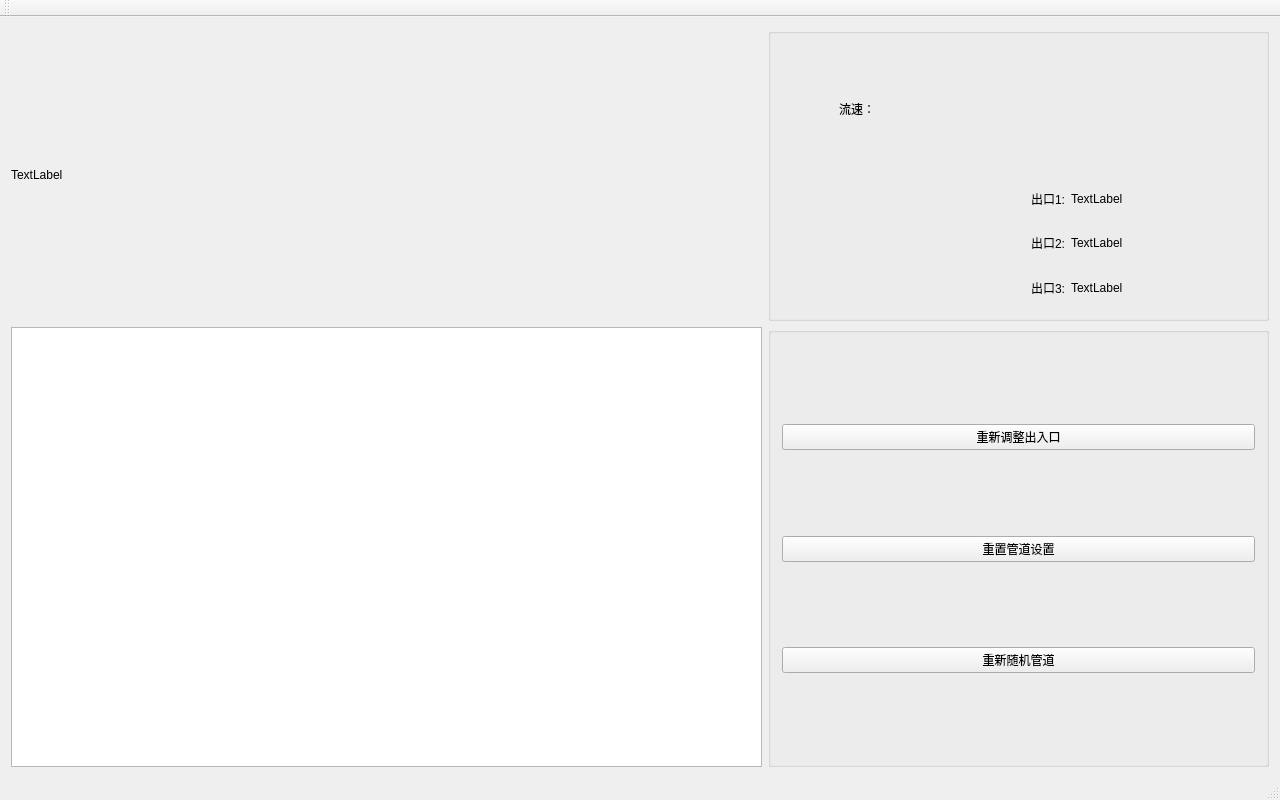
Above: mainwindow.ui from renzibei/Flow_Simulate before the change. Below: the same form after it.
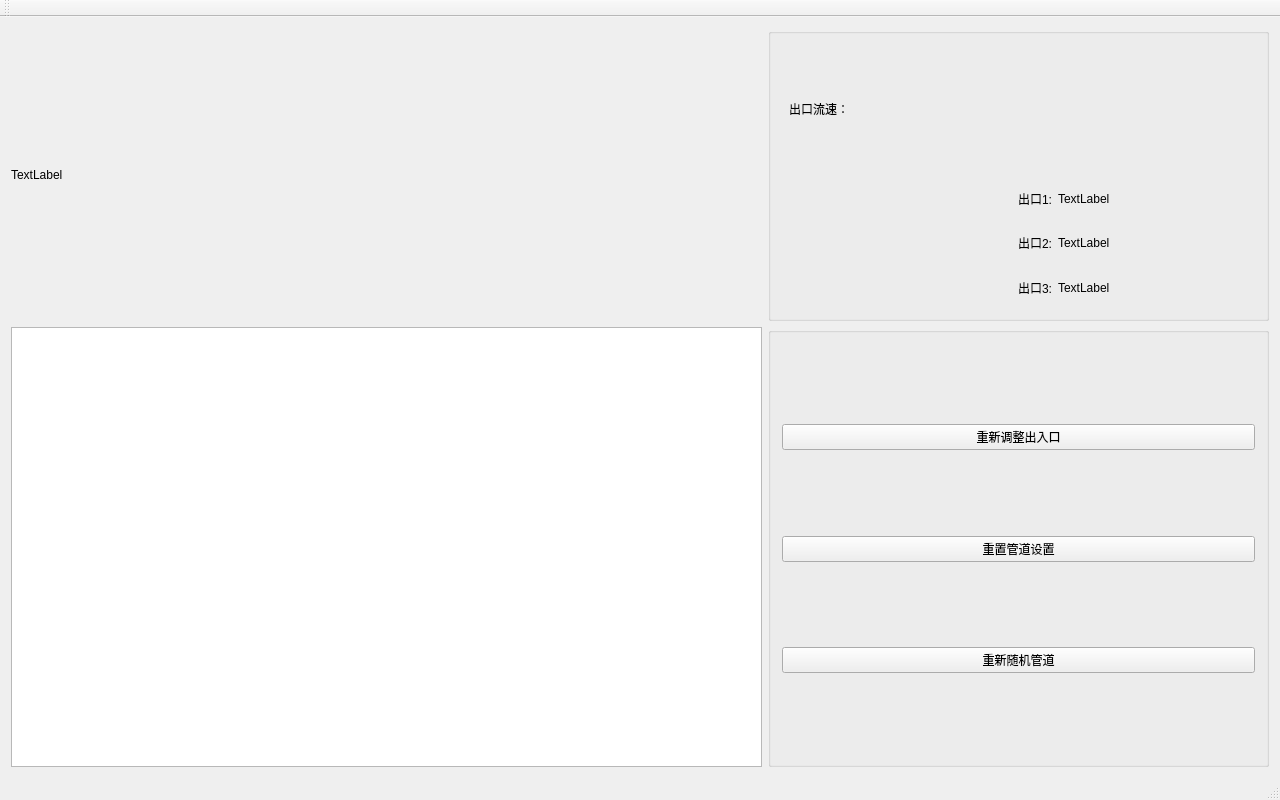
That is the form after the change.

Commit message: change License to Apache 2.0

Patch:
```diff
--- a/mainwindow.ui
+++ b/mainwindow.ui
@@ -120,7 +120,7 @@
         </property>
         <layout class="QGridLayout" name="gridLayout_3" columnstretch="0">
          <item row="0" column="0">
-          <layout class="QGridLayout" name="gridLayout_2" columnstretch="1,4">
+          <layout class="QGridLayout" name="gridLayout_2" columnstretch="1,6">
            <item row="1" column="1">
             <layout class="QGridLayout" name="numGridLayout">
              <item row="0" column="0">
@@ -179,7 +179,7 @@
            <item row="0" column="0">
             <widget class="QLabel" name="speedLabel">
              <property name="text">
-              <string>流速：</string>
+              <string>出口流速：</string>
              </property>
              <property name="alignment">
               <set>Qt::AlignRight|Qt::AlignTrailing|Qt::AlignVCenter</set>
```
The commit also changes 1 other file.
